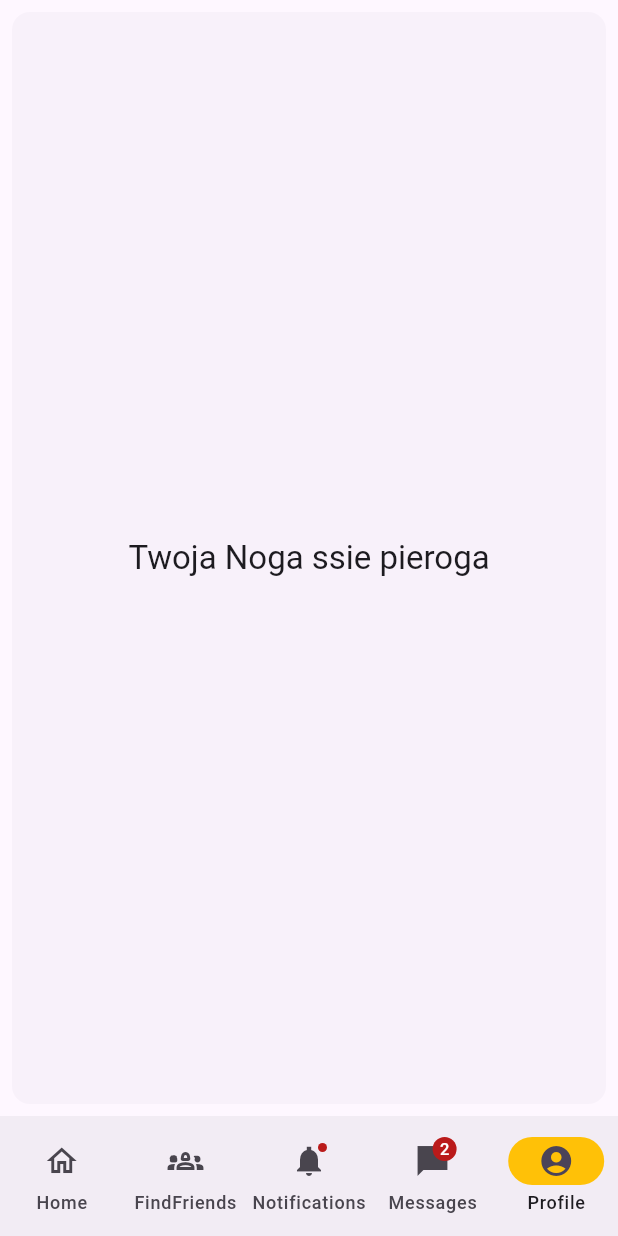
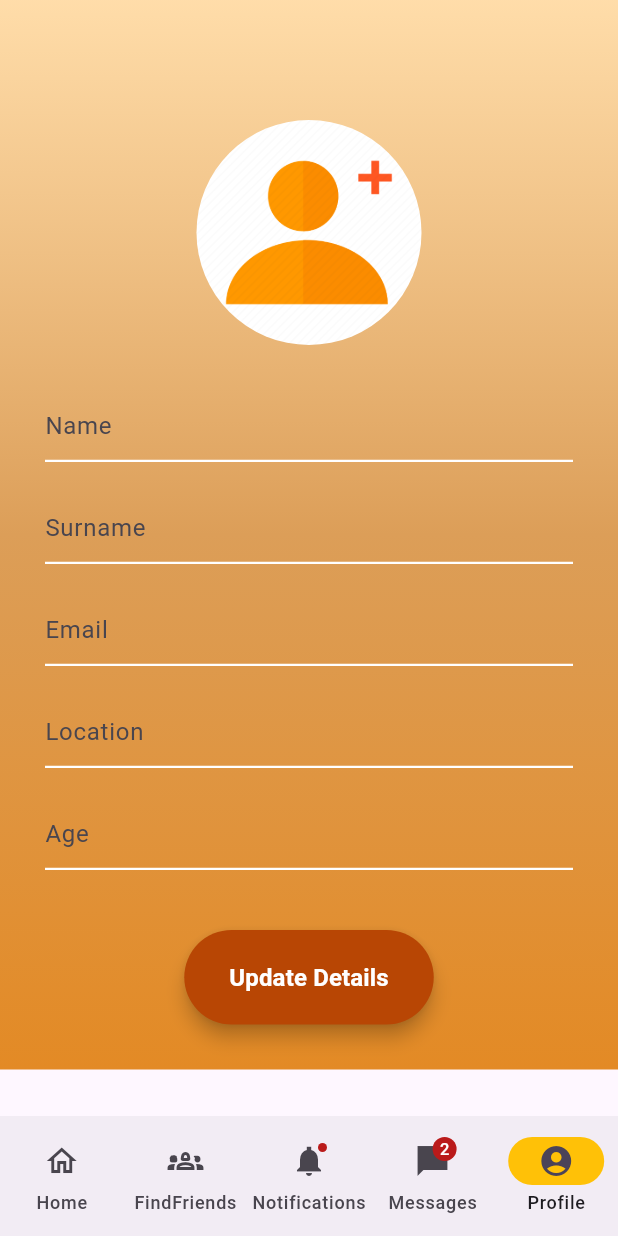
Before and after one commit to Kacpre23/PeakFlow, a Flutter app: the NavigationExample screen opened directly, item 5 of the bottom bar chosen, on a phone screen of 412 x 824 dp. Run offline on Flutter 3.47's test engine with Material 3 defaults, Android fonts, the phone set to English and light mode, and no system bars; our stand-ins replace cloud_firestore, firebase_auth, firebase_core, firebase_storage, image_picker, multi_select_flutter; accounts and stored records are empty.

Commit message:
Personal details view - done

```diff
--- a/lib/home/home.dart
+++ b/lib/home/home.dart
@@ -1,4 +1,6 @@
 import 'package:flutter/material.dart';
+import 'package:peakflow/personal_details/personal_details_view.dart';
+import 'package:peakflow/services/auth.dart';
 
 class Home extends StatefulWidget {
   const Home({super.key});
@@ -29,6 +31,9 @@ class _NavigationExampleState extends State<NavigationExample> {
 
   @override
   Widget build(BuildContext context) {
+    final AuthMethods authMethods = AuthMethods();
+    String userId = authMethods.getCurrentUserId();
+
     final ThemeData theme = Theme.of(context);
     return Scaffold(
       bottomNavigationBar: NavigationBar(
@@ -83,11 +88,12 @@ class _NavigationExampleState extends State<NavigationExample> {
           ),
         ),
 
-        ///FindFriend page
+        /// FindFriends page
         const Padding(
           padding: EdgeInsets.all(8.0),
           child: Column(
             children: <Widget>[
+              Text('Find Friends page content goes here.'),
             ],
           ),
         ),
@@ -156,19 +162,9 @@ class _NavigationExampleState extends State<NavigationExample> {
             );
           },
         ),
-        /// Home page
-        Card(
-          shadowColor: Colors.transparent,
-          margin: const EdgeInsets.all(8.0),
-          child: SizedBox.expand(
-            child: Center(
-              child: Text(
-                'Twoja Noga ssie pieroga',
-                style: theme.textTheme.titleLarge,
-              ),
-            ),
-          ),
-        ),
+
+        /// Profile page (Personal Details)
+        PersonalDetails(userId: userId),
       ][currentPageIndex],
     );
   }
--- /dev/null
+++ b/lib/personal_details/personal_details_view.dart
@@ -0,0 +1,256 @@
+import 'package:cloud_firestore/cloud_firestore.dart';
+import 'package:flutter/material.dart';
+import 'package:peakflow/services/database.dart';
+import 'package:image_picker/image_picker.dart';
+import 'dart:io';
+import 'package:firebase_storage/firebase_storage.dart';
+
+class PersonalDetails extends StatefulWidget {
+  final String userId;
+
+  const PersonalDetails({super.key, required this.userId});
+
+  @override
+  State<PersonalDetails> createState() => _PersonalDetailsState();
+}
+
+class _PersonalDetailsState extends State<PersonalDetails> {
+  final DatabaseMethods databaseMethods = DatabaseMethods();
+  String name = "";
+  String surname = "";
+  String email = "";
+  String location = "";
+  String avatarUrl = "";
+  String age = "";
+  File? _image;
+
+  TextEditingController nameController = TextEditingController();
+  TextEditingController surnameController = TextEditingController();
+  TextEditingController emailController = TextEditingController();
+  TextEditingController locationController = TextEditingController();
+  TextEditingController ageController = TextEditingController();
+
+  @override
+  void initState() {
+    super.initState();
+    _fetchUserDetails();
+  }
+
+  Future<void> _fetchUserDetails() async {
+    DocumentSnapshot userDoc = await FirebaseFirestore.instance
+        .collection("Users")
+        .doc(widget.userId)
+        .get();
+
+    if (userDoc.exists) {
+      setState(() {
+        name = userDoc['name'];
+        surname = userDoc['surname'];
+        email = userDoc['email'];
+        location = userDoc['location'];
+        age = userDoc['age'];
+        avatarUrl = userDoc['avatarUrl'] ?? '';
+
+        nameController.text = name;
+        surnameController.text = surname;
+        emailController.text = email;
+        locationController.text = location;
+        ageController.text = age;
+      });
+    }
+  }
+
+  Future<void> pickImage() async {
+    final pickedFile =
+        await ImagePicker().pickImage(source: ImageSource.gallery);
+    if (pickedFile != null) {
+      setState(() {
+        _image = File(pickedFile.path);
+      });
+      await uploadImage(_image!);
+    }
+  }
+
+  Future<String> uploadImage(File image) async {
+    try {
+      final ref = FirebaseStorage.instance
+          .ref()
+          .child("avatars/${DateTime.now().toString()}.png");
+      await ref.putFile(image);
+      String downloadUrl = await ref.getDownloadURL();
+      await _updateUserAvatar(downloadUrl);
+      return downloadUrl;
+    } catch (e) {
+      print(e);
+      return "";
+    }
+  }
+
+  Future<void> _updateUserAvatar(String url) async {
+    await FirebaseFirestore.instance
+        .collection("Users")
+        .doc(widget.userId)
+        .update({"avatarUrl": url});
+  }
+
+  Future<void> _updateUserDetails() async {
+    Map<String, dynamic> updatedInfoMap = {
+      "name": nameController.text,
+      "surname": surnameController.text,
+      "email": emailController.text,
+      "location": locationController.text,
+      "age": ageController.text,
+    };
+
+    await databaseMethods.updateUser(widget.userId, updatedInfoMap);
+  }
+
+  @override
+  Widget build(BuildContext context) {
+    return Scaffold(
+      body: SingleChildScrollView(
+        child: Container(
+          padding: const EdgeInsets.symmetric(horizontal: 30.0),
+          width: MediaQuery.of(context).size.width,
+          decoration: const BoxDecoration(
+            gradient: LinearGradient(colors: [
+              Color.fromARGB(240, 255, 219, 164),
+              Color.fromARGB(255, 220, 158, 88),
+              Color.fromARGB(255, 227, 138, 37),
+            ], begin: Alignment.topCenter, end: Alignment.bottomCenter),
+          ),
+          child: Column(
+            children: [
+              GestureDetector(
+                onTap: pickImage,
+                child: Container(
+                  margin: const EdgeInsetsDirectional.only(top: 80, bottom: 30),
+                  width: 150.0,
+                  height: 150.0,
+                  decoration: const BoxDecoration(
+                    shape: BoxShape.circle,
+                    color: Colors.white,
+                  ),
+                  child: ClipOval(
+                    child: _image != null
+                        ? Image.file(
+                            _image!,
+                            fit: BoxFit.cover,
+                          )
+                        : (avatarUrl.isNotEmpty
+                            ? Image.network(
+                                avatarUrl,
+                                fit: BoxFit.cover,
+                              )
+                            : Image.asset(
+                                "images/add_avatar.png",
+                                fit: BoxFit.cover,
+                              )),
+                  ),
+                ),
+              ),
+              TextField(
+                controller: nameController,
+                decoration: const InputDecoration(
+                  hintText: "Name",
+                  enabledBorder: UnderlineInputBorder(
+                    borderSide: BorderSide(color: Colors.white, width: 1.5),
+                  ),
+                  focusedBorder: UnderlineInputBorder(
+                    borderSide: BorderSide(
+                        color: Color.fromARGB(255, 227, 138, 37), width: 1.5),
+                  ),
+                ),
+                style: const TextStyle(color: Colors.white),
+              ),
+              const SizedBox(height: 20.0),
+              TextField(
+                controller: surnameController,
+                decoration: const InputDecoration(
+                  hintText: "Surname",
+                  enabledBorder: UnderlineInputBorder(
+                    borderSide: BorderSide(color: Colors.white, width: 1.5),
+                  ),
+                  focusedBorder: UnderlineInputBorder(
+                    borderSide: BorderSide(
+                        color: Color.fromARGB(255, 227, 138, 37), width: 1.5),
+                  ),
+                ),
+                style: const TextStyle(color: Colors.white),
+              ),
+              const SizedBox(height: 20.0),
+              TextField(
+                controller: emailController,
+                decoration: const InputDecoration(
+                  hintText: "Email",
+                  enabledBorder: UnderlineInputBorder(
+                    borderSide: BorderSide(color: Colors.white, width: 1.5),
+                  ),
+                  focusedBorder: UnderlineInputBorder(
+                    borderSide: BorderSide(
+                        color: Color.fromARGB(255, 227, 138, 37), width: 1.5),
+                  ),
+                ),
+                style: const TextStyle(color: Colors.white),
+              ),
+              const SizedBox(height: 20.0),
+              TextField(
+                controller: locationController,
+                decoration: const InputDecoration(
+                  hintText: "Location",
+                  enabledBorder: UnderlineInputBorder(
+                    borderSide: BorderSide(color: Colors.white, width: 1.5),
+                  ),
+                  focusedBorder: UnderlineInputBorder(
+                    borderSide: BorderSide(
+                        color: Color.fromARGB(255, 227, 138, 37), width: 1.5),
+                  ),
+                ),
+                style: const TextStyle(color: Colors.white),
+              ),
+              const SizedBox(height: 20.0),
+              TextField(
+                controller: ageController,
+                decoration: const InputDecoration(
+                  hintText: "Age",
+                  enabledBorder: UnderlineInputBorder(
+                    borderSide: BorderSide(color: Colors.white, width: 1.5),
+                  ),
+                  focusedBorder: UnderlineInputBorder(
+                    borderSide: BorderSide(
+                        color: Color.fromARGB(255, 227, 138, 37), width: 1.5),
+                  ),
+                ),
+                style: const TextStyle(color: Colors.white),
+              ),
+              const SizedBox(height: 40.0),
+              ElevatedButton(
+                style: ElevatedButton.styleFrom(
+                  padding: const EdgeInsets.symmetric(
+                      horizontal: 30.0, vertical: 20.0),
+                  backgroundColor: const Color.fromARGB(255, 184, 70, 4),
+                  shape: RoundedRectangleBorder(
+                    borderRadius: BorderRadius.circular(60),
+                  ),
+                  elevation: 5.0,
+                ),
+                onPressed: () {
+                  _updateUserDetails();
+                },
+                child: const Text(
+                  "Update Details",
+                  style: TextStyle(
+                    color: Colors.white,
+                    fontSize: 16.0,
+                    fontWeight: FontWeight.bold,
+                  ),
+                ),
+              ),
+              const SizedBox(height: 30.0),
+            ],
+          ),
+        ),
+      ),
+    );
+  }
+}
--- a/lib/services/auth.dart
+++ b/lib/services/auth.dart
@@ -5,7 +5,8 @@ class AuthMethods {
   final FirebaseAuth auth = FirebaseAuth.instance;
   final FirebaseFirestore firestore = FirebaseFirestore.instance;
 
-  getCurrentUser() async {
-    return await auth.currentUser;
+  String getCurrentUserId() {
+    User? user = auth.currentUser;
+    return user?.uid ?? '';
   }
 }
--- a/lib/services/database.dart
+++ b/lib/services/database.dart
@@ -7,4 +7,12 @@ class DatabaseMethods {
         .doc(userId)
         .set(userInfoMap);
   }
+
+  Future<void> updateUser(
+      String userId, Map<String, dynamic> userInfoMap) async {
+    await FirebaseFirestore.instance
+        .collection("Users")
+        .doc(userId)
+        .update(userInfoMap);
+  }
 }
--- a/lib/sign_up/sign_up_view.dart
+++ b/lib/sign_up/sign_up_view.dart
@@ -122,13 +122,6 @@ class _SignUpState extends State<SignUp> {
 
         // Adding user data to the database
         await databaseMethods.addUser(userId, userInfoMap);
-
-        ScaffoldMessenger.of(context).showSnackBar(const SnackBar(
-            backgroundColor: Colors.green,
-            content: Text(
-              "Registered Successfully",
-              style: TextStyle(fontSize: 20.0),
-            )));
 
         Navigator.pushReplacement(
             context, MaterialPageRoute(builder: (context) => const Home()));
```
Also changed, not shown: images/personal_icon.png (added).
